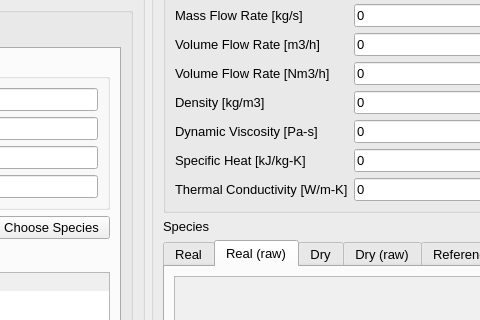
Qt form GasComb_v3.ui (UPEI-CFD/GasComb) before a commit; both pictures show x 297 to 777 and y 114 to 434 of the 890 by 770 pixel window.
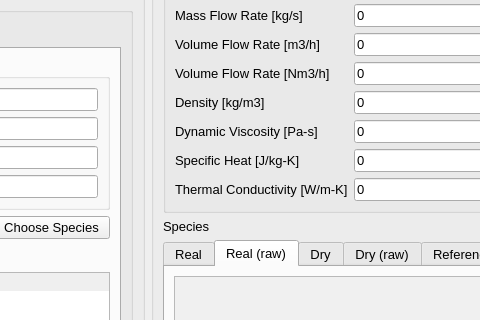
The same form after that commit. Icons and pictures are not drawn.

Commit message: Corrected units of cp in GUI

```diff
--- a/GasComb_v3.ui
+++ b/GasComb_v3.ui
@@ -460,7 +460,7 @@
           <item row="6" column="0">
            <widget class="QLabel" name="label_9">
             <property name="text">
-             <string>Specific Heat [kJ/kg-K]</string>
+             <string>Specific Heat [J/kg-K]</string>
             </property>
            </widget>
           </item>
```
The commit also changes 1 other file.
